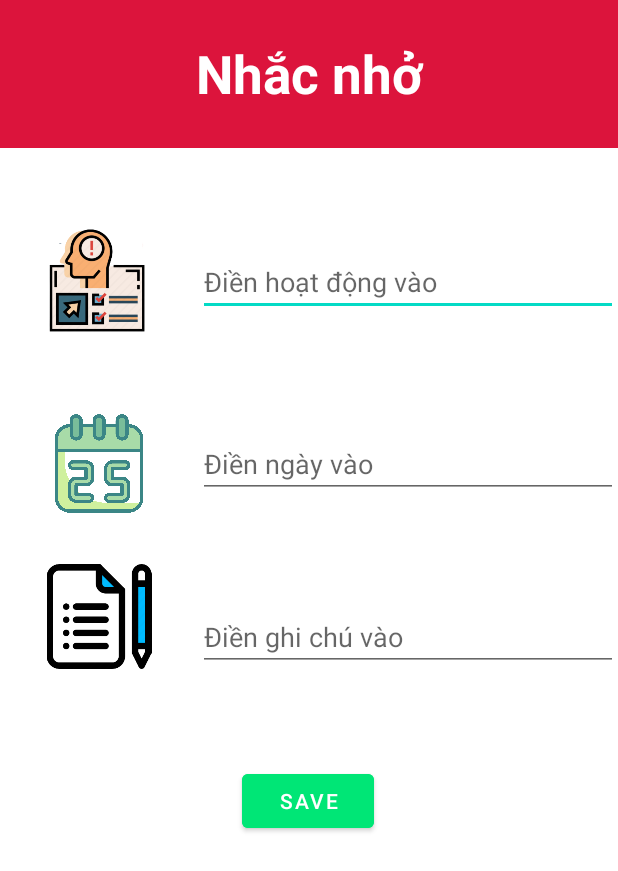
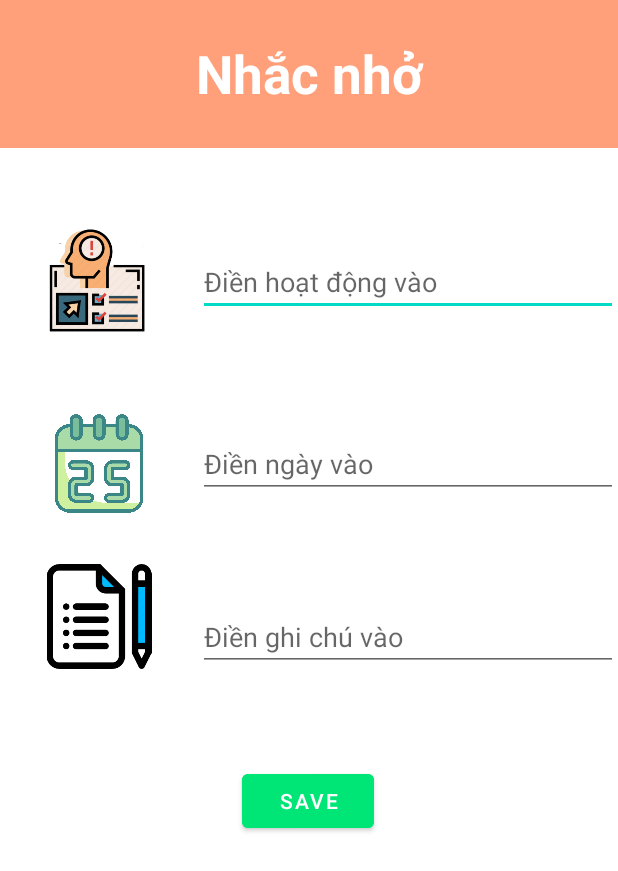
Before and after one commit to arirator120/driverassistant, an Android app: the screen it shows after launch (RemindActivity), on a phone screen of 412 x 824 dp. Shown: the top 871 px of the screen. Run offline under Robolectric (Android 15) with nearby library versions, the phone set to English and light mode, and no system bars.

Commit message:
sua gd nhac nho

```diff
--- a/DTHDriverAssistant/app/build.gradle
+++ b/DTHDriverAssistant/app/build.gradle
@@ -41,6 +41,7 @@ dependencies {
     implementation 'com.google.firebase:firebase-auth:21.0.1'
     implementation 'androidx.navigation:navigation-fragment:2.3.5'
     implementation 'androidx.navigation:navigation-ui:2.3.5'
+    implementation 'androidx.legacy:legacy-support-v4:1.0.0'
     testImplementation 'junit:junit:4.+'
     androidTestImplementation 'androidx.test.ext:junit:1.1.3'
     androidTestImplementation 'androidx.test.espresso:espresso-core:3.4.0'
--- a/DTHDriverAssistant/app/src/main/res/layout/activity_remind.xml
+++ b/DTHDriverAssistant/app/src/main/res/layout/activity_remind.xml
@@ -53,7 +53,7 @@
         android:id="@+id/textView"
         android:layout_width="0dp"
         android:layout_height="0dp"
-        android:background="#dc143c"
+        android:background="#ffa07a"
         android:gravity="center"
         android:text="Nhắc nhở"
         android:textColor="@color/white"
@@ -62,7 +62,8 @@
         app:layout_constraintBottom_toTopOf="@+id/guideline7"
         app:layout_constraintEnd_toEndOf="parent"
         app:layout_constraintStart_toStartOf="parent"
-        app:layout_constraintTop_toTopOf="parent" />
+        app:layout_constraintTop_toTopOf="parent"
+        tools:ignore="TextContrastCheck" />
 
     <EditText
         android:id="@+id/etAction"
--- a/DTHDriverAssistant/app/src/main/res/values/strings.xml
+++ b/DTHDriverAssistant/app/src/main/res/values/strings.xml
@@ -9,4 +9,6 @@
 
     <string name="hello_first_fragment">Hello first fragment</string>
     <string name="hello_second_fragment">Hello second fragment. Arg: %1$s</string>
+    <!-- TODO: Remove or change this placeholder text -->
+    <string name="hello_blank_fragment">Hello blank fragment</string>
 </resources>
```
